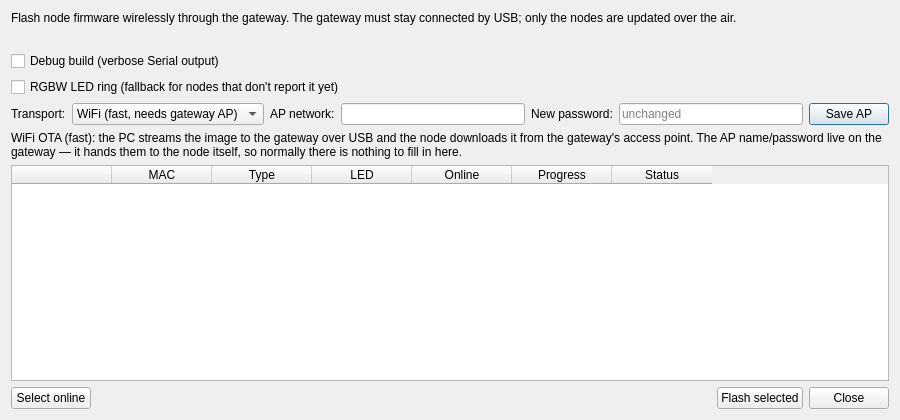
This is src/gui/ui/ota_update_dialog.ui in techandpeople/SoftEdIBO as Qt 5 draws it before an edit. The edited form follows.
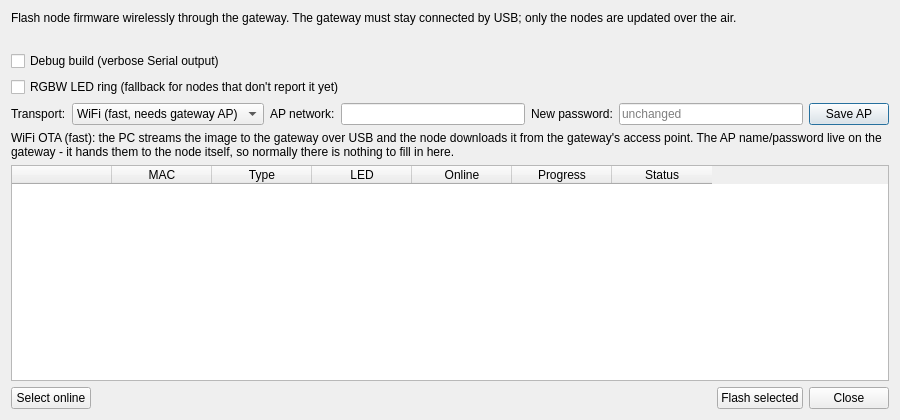
This is the edited form.

```diff
--- a/src/gui/ui/ota_update_dialog.ui
+++ b/src/gui/ui/ota_update_dialog.ui
@@ -82,7 +82,7 @@
    <item>
     <widget class="QLabel" name="wifi_hint_label">
      <property name="wordWrap"><bool>true</bool></property>
-     <property name="text"><string>WiFi OTA (fast): the PC streams the image to the gateway over USB and the node downloads it from the gateway's access point. The AP name/password live on the gateway — it hands them to the node itself, so normally there is nothing to fill in here.</string></property>
+     <property name="text"><string>WiFi OTA (fast): the PC streams the image to the gateway over USB and the node downloads it from the gateway's access point. The AP name/password live on the gateway - it hands them to the node itself, so normally there is nothing to fill in here.</string></property>
     </widget>
    </item>
    <item>
```
Left out of the diff: 10 changed lines with no effect on the pictures.
